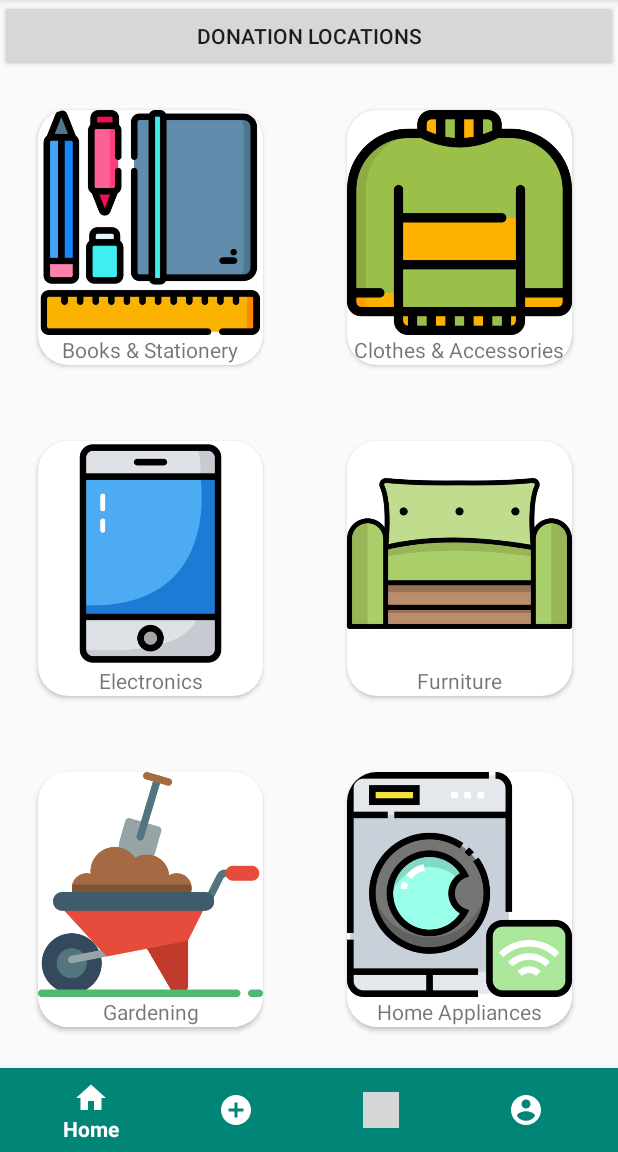
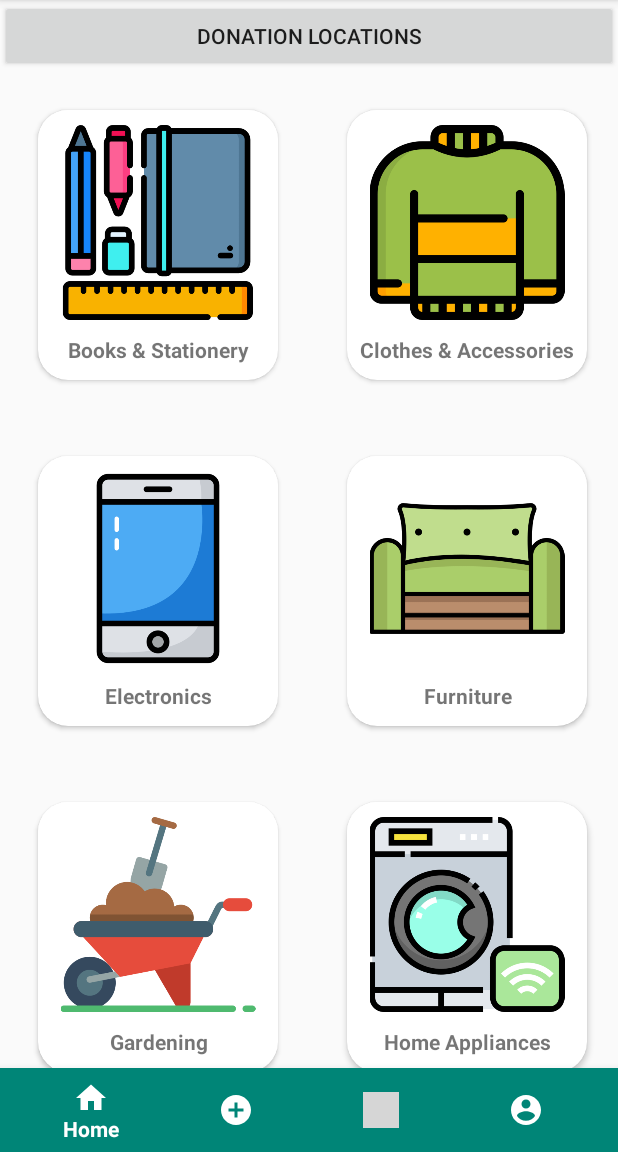
Before and after one commit to shiinx/1D_Kifu, an Android app: the screen it shows after launch once a user with an empty profile is signed in (MainActivity), on a phone screen of 412 x 824 dp, the part 84-1236 px from its top. Run offline under Robolectric (Android 15) with nearby library versions, the phone set to English and light mode, and no system bars; our stand-ins replace Firebase (no records; nobody signed in at launch, a user with empty details on screens opened directly); libraries missing offline, so code that uses them is left out: org.chat21.android; pictures from the network do not load; 5 statements that could not run were skipped; grey boxes are pictures that could not be loaded.

Commit message:
fixed cat. icons
size fit

```diff
--- a/app/src/main/java/com/Team3_6/kifu/RegisterActivity.java
+++ b/app/src/main/java/com/Team3_6/kifu/RegisterActivity.java
@@ -23,12 +23,10 @@ import java.util.Map;
 public class RegisterActivity extends AppCompatActivity {
 
     private static final String key_username = "username";
-    private static final String key_birthday = "birthday";
     private static final String key_location = "location";
     private static final String TAG = "RegisterActivity";
     private FirebaseFirestore db = FirebaseFirestore.getInstance();
     private EditText editUsername;
-    private EditText editBirthday;
     private EditText editLocation;
     private EditText editEmail;
     private FirebaseAuth mAuth;
@@ -54,20 +52,17 @@ public class RegisterActivity extends AppCompatActivity {
         findViewById(R.id.btn_create).setOnClickListener(onClickListener);
 
         editUsername = findViewById(R.id.et_name);
-        editBirthday = findViewById(R.id.et_birthyear);
         editLocation = findViewById(R.id.et_location);
         editEmail = findViewById(R.id.et_email);
     }
 
     private void writeFirestore(View v) {
         String username = editUsername.getText().toString();
-        String birthday = editBirthday.getText().toString();
         String location = editLocation.getText().toString();
         String email = editEmail.getText().toString();
 
         Map<String, Object> data = new HashMap<>();
         data.put(key_username, username);
-        data.put(key_birthday, birthday);
         data.put(key_location, location);
 
 
@@ -92,7 +87,6 @@ public class RegisterActivity extends AppCompatActivity {
         String email = ((EditText) findViewById(R.id.et_email)).getText().toString();
         String password = ((EditText) findViewById(R.id.et_pass)).getText().toString();
         String passwordConfirm = ((EditText) findViewById(R.id.et_confirmpass)).getText().toString();
-        String birthday = ((EditText) findViewById(R.id.et_birthyear)).getText().toString();
         String username = ((EditText) findViewById(R.id.et_name)).getText().toString();
         String location = ((EditText) findViewById(R.id.et_location)).getText().toString();
 
--- a/app/src/main/res/layout/category.xml
+++ b/app/src/main/res/layout/category.xml
@@ -2,8 +2,8 @@
 <androidx.cardview.widget.CardView xmlns:android="http://schemas.android.com/apk/res/android"
     xmlns:cardview="http://schemas.android.com/apk/res-auto"
     android:id="@+id/category_cardview"
-    android:layout_width="150dp"
-    android:layout_height="170dp"
+    android:layout_width="160dp"
+    android:layout_height="180dp"
 
     android:layout_margin="25dp"
     android:layout_marginLeft="25dp"
@@ -26,7 +26,12 @@
             android:id="@+id/CardImageView"
             android:layout_width="match_parent"
             android:layout_height="150dp"
-            android:background="@color/white" />
+            android:background="@color/white"
+            android:scaleType="fitCenter"
+            android:adjustViewBounds="true"
+            android:padding="10dp"/>
+
+
         android:background="@color/white" />
 
 
@@ -35,6 +40,8 @@
             android:layout_width="match_parent"
             android:layout_height="match_parent"
             android:text="Clothes"
+            android:textStyle="bold"
+
             android:textAlignment="center" />
 
 
```
